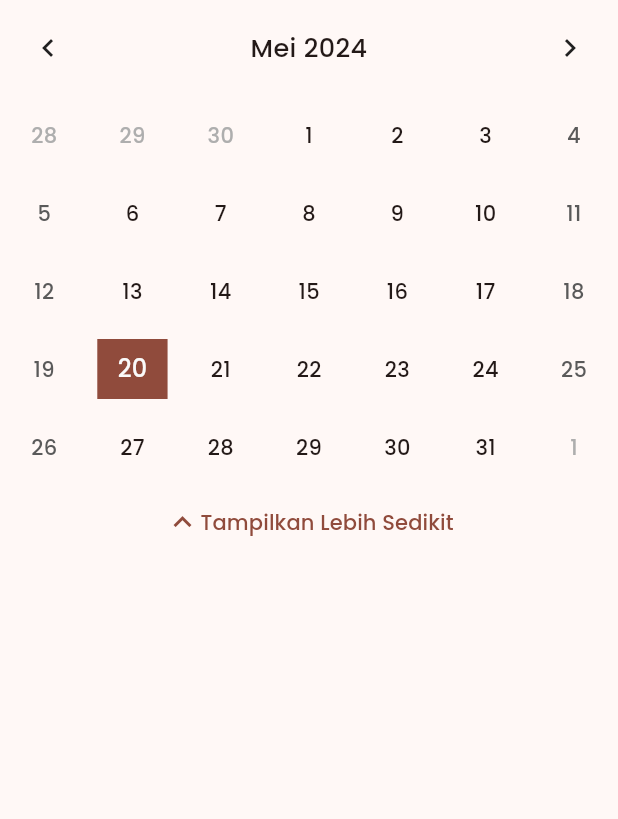
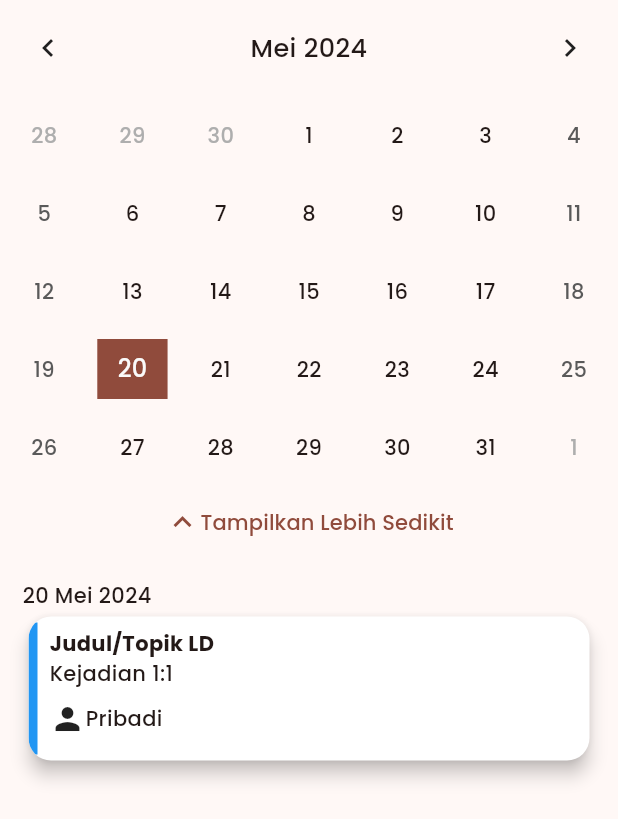
Before and after one commit to Cekepek/lectio_divina, a Flutter app: the LDKalender widget shown alone on an empty page, opened directly, on a phone screen of 412 x 824 dp. Shown: the top 819 px of the screen. Run offline on Flutter 3.47's test engine with Material 3 defaults, Android fonts, the phone set to English and light mode, and no system bars; drawn by our look-alikes of table_calendar; our stand-ins replace flutter_colorpicker, scroll_to_index, scrollable_positioned_list, shared_preferences; missing offline and left inert: dart:ffi; accounts and stored records are empty.

Commit message:
shared preferences + LD card

```diff
--- /dev/null
+++ b/lib/class/ld.dart
@@ -0,0 +1,65 @@
+import 'dart:convert';
+
+import 'package:flutter/cupertino.dart';
+
+class LD {
+  int id;
+  DateTime tanggal;
+  String judul;
+  String ayat;
+  String sabda;
+  String tanggapan;
+  String tindakan;
+  String catatan;
+  String hashtag;
+  Color warna;
+
+  LD({
+    required this.id,
+    required this.tanggal,
+    required this.judul,
+    required this.ayat,
+    required this.sabda,
+    required this.tanggapan,
+    required this.tindakan,
+    required this.catatan,
+    required this.hashtag,
+    required this.warna,
+  });
+
+  factory LD.fromJson(Map<String, dynamic> jsonData) {
+    return LD(
+      id: jsonData['id'],
+      tanggal: jsonData['tanggal'],
+      judul: jsonData['judul'],
+      ayat: jsonData['ayat'],
+      sabda: jsonData['sabda'],
+      tanggapan: jsonData['tanggapan'],
+      tindakan: jsonData['tindakan'],
+      catatan: jsonData['catatan'],
+      hashtag: jsonData['hashtag'],
+      warna: jsonData['warna'],
+    );
+  }
+
+  static Map<String, dynamic> toMap(LD ld) => {
+        'id': ld.id,
+        'tanggal': ld.tanggal,
+        'judul': ld.judul,
+        'ayat': ld.ayat,
+        'sabda': ld.sabda,
+        'tanggapan': ld.tanggapan,
+        'tindakan': ld.tindakan,
+        'catatan': ld.catatan,
+        'hashtag': ld.hashtag,
+        'warna': ld.warna
+      };
+
+  static String encode(List<LD> lds) => json.encode(
+        lds.map<Map<String, dynamic>>((ld) => LD.toMap(ld)).toList(),
+      );
+
+  static List<LD> decode(String lds) => (json.decode(lds) as List<dynamic>)
+      .map<LD>((item) => LD.fromJson(item))
+      .toList();
+}
--- a/lib/globals.dart
+++ b/lib/globals.dart
@@ -1,9 +1,11 @@
 library my_prj.globals;
 
 import 'package:lectio_divina/class/kitab.dart';
+import 'package:lectio_divina/class/ld.dart';
 import 'package:lectio_divina/screen/alkitab.dart';
 
 List<Kitab> kitab = [];
+List<LD> MyLd = [];
 
 int currentIndex = 0;
 // Alkitab selectKitab = Alkitab(kitab: 0, bab: 0, ayat: "0");
--- a/lib/screen/LDKalender.dart
+++ b/lib/screen/LDKalender.dart
@@ -4,6 +4,7 @@ import 'package:flutter/cupertino.dart';
 import 'package:flutter/material.dart';
 import 'package:flutter/services.dart';
 import 'package:flutter/widgets.dart';
+import 'package:intl/intl.dart';
 
 import 'package:lectio_divina/globals.dart' as globals;
 import 'package:table_calendar/table_calendar.dart';
@@ -20,6 +21,8 @@ class LDKalender extends StatefulWidget {
 class _LDKalenderState extends State<LDKalender> {
   bool showLess = false;
   DateTime today = DateTime.now();
+  DateFormat format = new DateFormat("dd MMMM yyyy", "id_ID");
+
   void _onDaySelected(DateTime day, DateTime focusedDay) {
     setState(() {
       today = day;
@@ -31,7 +34,7 @@ class _LDKalenderState extends State<LDKalender> {
     return Center(
       child: Column(
         mainAxisAlignment: MainAxisAlignment.start,
-        // crossAxisAlignment: CrossAxisAlignment.center,
+        crossAxisAlignment: CrossAxisAlignment.start,
         children: <Widget>[
           showLess
               ? Padding(
@@ -116,7 +119,72 @@ class _LDKalenderState extends State<LDKalender> {
                       Text("Tampilkan Lebih Sedikit")
                     ],
                   ),
-          )
+          ),
+          Padding(
+            padding: EdgeInsets.all(15),
+            child: SingleChildScrollView(
+              //ganti ke list view builder
+              controller: ScrollController(),
+              child: Column(
+                crossAxisAlignment: CrossAxisAlignment.start,
+                children: [
+                  Container(
+                    child: Text(format.format(today)),
+                  ),
+                  Card(
+                    color: Colors.white,
+                    elevation: 5,
+                    shape: RoundedRectangleBorder(
+                      borderRadius: BorderRadius.circular(15.0),
+                    ),
+                    child: ClipRRect(
+                      borderRadius: BorderRadius.circular(15),
+                      child: Row(
+                        children: [
+                          Align(
+                              alignment: Alignment.centerLeft,
+                              child: Container(
+                                height: 88,
+                                width: 6.0,
+                                color: Colors.blue,
+                              )),
+                          Expanded(
+                              child: Padding(
+                            padding: EdgeInsets.all(8),
+                            child: Column(
+                              crossAxisAlignment: CrossAxisAlignment.start,
+                              children: [
+                                Text(
+                                  "Judul/Topik LD",
+                                  style: TextStyle(
+                                    fontSize: 14,
+                                    fontWeight: FontWeight.bold,
+                                  ),
+                                ),
+                                Text("Kejadian 1:1"),
+                                Padding(
+                                  padding: EdgeInsets.only(top: 8, bottom: 8),
+                                  child: Row(
+                                    children: [
+                                      Icon(
+                                        Icons.person,
+                                        size: 24.0,
+                                      ),
+                                      Text("Pribadi")
+                                    ],
+                                  ),
+                                )
+                              ],
+                            ),
+                          ))
+                        ],
+                      ),
+                    ),
+                  )
+                ],
+              ),
+            ),
+          ),
         ],
       ),
     );
--- a/lib/screen/home.dart
+++ b/lib/screen/home.dart
@@ -64,8 +64,6 @@ class _HomeState extends State<Home> {
           globals.kitab[index_kitab].pasal[index_pasal].ayat.add(temp_ayat);
         }
       }
-
-      debugPrint(globals.kitab[0].pasal[1].ayat.length.toString());
     });
   }
 
--- a/pubspec.yaml
+++ b/pubspec.yaml
@@ -39,8 +39,7 @@ dependencies:
   scrollable_positioned_list: ^0.3.8
   scroll_to_index: ^3.0.1
   table_calendar: ^3.1.1
-  intl: ^0.15.8
-  table_calendar_locale: ^1.0.0
+  intl: ^0.19.0
 
 dev_dependencies:
   flutter_test:
```
Also changed, not shown: lib/main.dart (+35 -0 lines), pubspec.lock.
